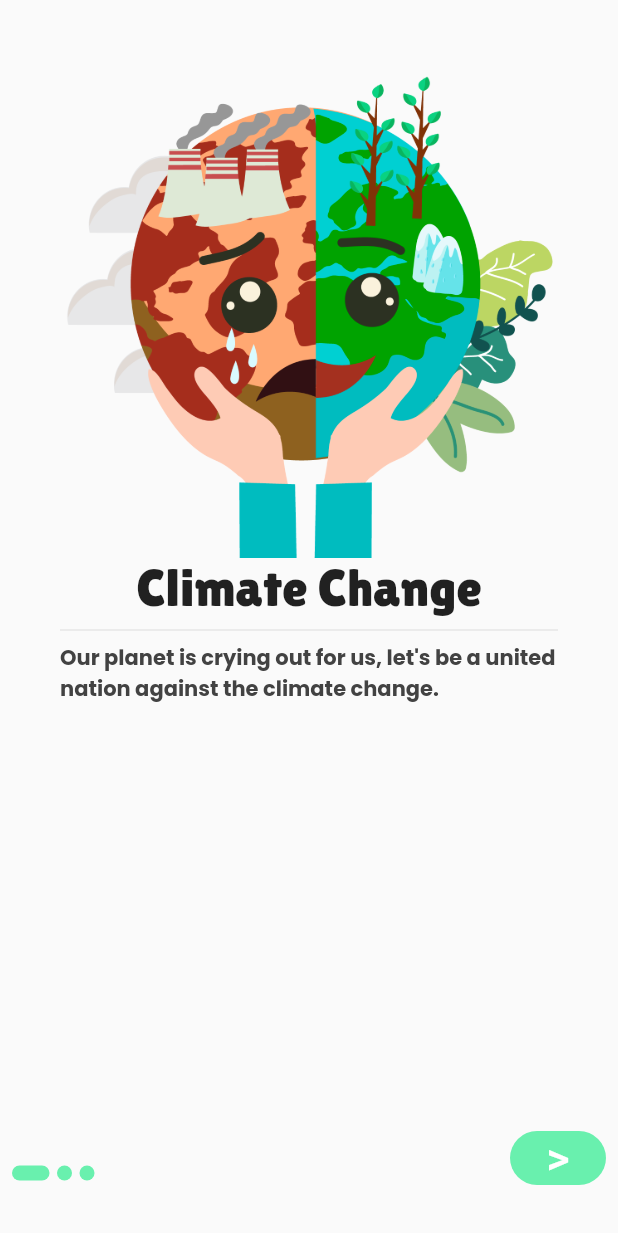
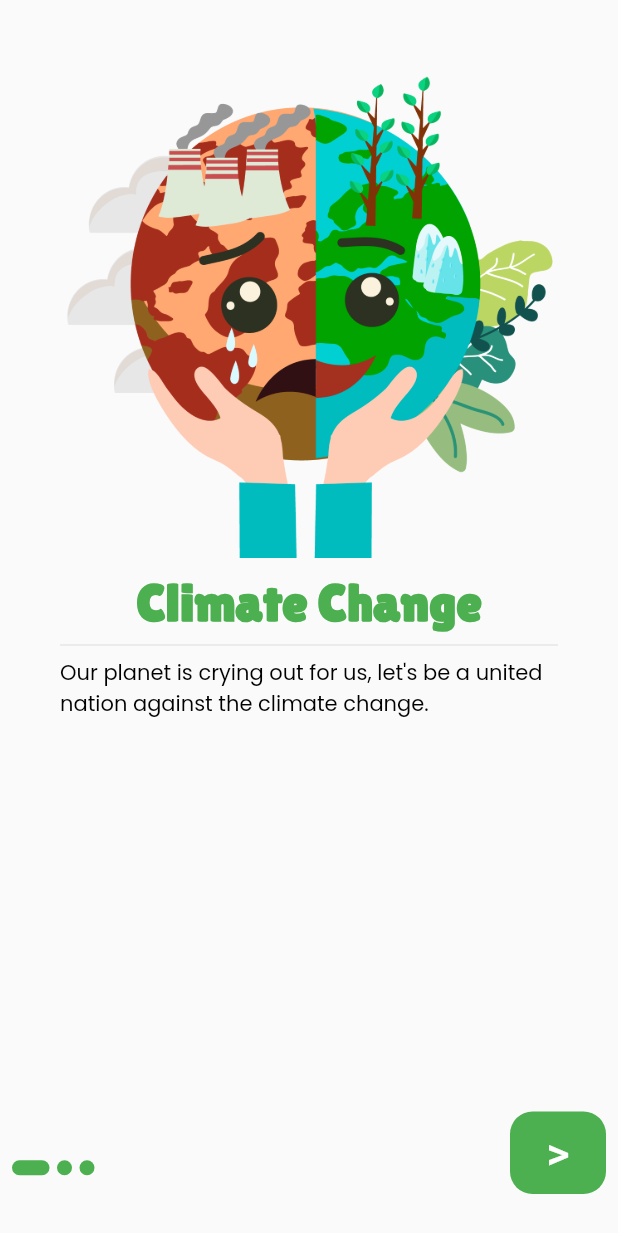
Before and after one commit to GreenTeam8/eco_friendly, a Flutter app: the screen it shows after launch, on a phone screen of 412 x 824 dp. Shown: the top 1233 px of the screen. Run offline on Flutter 3.47's test engine with Material 2 defaults, Android fonts, the light colour scheme and no system bars; our stand-ins replace animated_splash_screen, get, lottie, page_transition.

Commit message:
W_repo2
Editing theme, onboarding screen

```diff
--- a/lib/main.dart
+++ b/lib/main.dart
@@ -1,3 +1,5 @@
+import 'package:get/get.dart';
+
 import '/view/splash_screen/splash_screen.dart';
 import 'package:flutter/material.dart';
 
@@ -10,11 +12,19 @@ class MyApp extends StatelessWidget {
 
   @override
   Widget build(BuildContext context) {
-    return MaterialApp(
-      title: 'Flutter Demo',
+    return GetMaterialApp(
+      title: 'Eco-Friendly',
       debugShowCheckedModeBanner: false,
       theme: ThemeData(
-        primarySwatch: Colors.blue,
+        fontFamily: 'Poppins',
+        colorScheme: ColorScheme.fromSwatch(primarySwatch: Colors.green).copyWith(secondary: Colors.lightGreenAccent),
+        //canvasColor: const Color.fromRGBO(255, 254, 229, 1),
+        textTheme: ThemeData.light().textTheme.copyWith(
+          bodyText1: TextStyle(color: Colors.green, fontSize: 35, fontFamily: 'LilitaOne',fontWeight: FontWeight.bold),
+          bodyText2: TextStyle(color: Colors.black,),
+        ),
+
+
       ),
       home: SplashScreen(),
     );
--- a/lib/view/onboarding_screen/onboarding_screen.dart
+++ b/lib/view/onboarding_screen/onboarding_screen.dart
@@ -1,6 +1,7 @@
-import 'package:eco_friendly/view/onboarding_screen/onboarding_model.dart';
 import 'package:flutter/material.dart';
-import '../screens/home_screen.dart';
+
+import '/view/onboarding_screen/onboarding_model.dart';
+import '/view/onboarding_screen/onboarding_widgets/button_widget.dart';
 import 'onboarding_widgets/dots_widget.dart';
 
 class OnBoardingScreen extends StatefulWidget {
@@ -11,6 +12,7 @@ class OnBoardingScreen extends StatefulWidget {
 }
 
 class _OnBoardingScreenState extends State<OnBoardingScreen> {
+
   int currentIndex = 0;
   PageController? _controller;
 
@@ -28,9 +30,9 @@ class _OnBoardingScreenState extends State<OnBoardingScreen> {
     super.dispose();
   }
 
-
   @override
   Widget build(BuildContext context) {
+    ThemeData style = Theme.of(context);
     return Scaffold(
       body: Column(
         children: [
@@ -49,10 +51,11 @@ class _OnBoardingScreenState extends State<OnBoardingScreen> {
                     child: Column(
                       children: [
                         Image.asset(onboardingContent[index].imagePath!),
-                        Text(onboardingContent[index].title!, style: TextStyle(fontFamily: 'LilitaOne', fontSize: 35),),
+                        SizedBox(height: 10,),
+                        Text(onboardingContent[index].title!, style: style.textTheme.bodyText1,),
                         Divider(),
                         Text(onboardingContent[index].description!,
-                        style: TextStyle(fontFamily: 'Poppins', fontWeight: FontWeight.bold, color: Colors.grey[800]) ,)
+                        style: style.textTheme.bodyText2,)
                       ],
                     ),
                   );
@@ -61,7 +64,6 @@ class _OnBoardingScreenState extends State<OnBoardingScreen> {
           Padding(
             padding: const EdgeInsets.all(8.0),
             child: Row(
-              //textBaseline: TextBaseline.alphabetic,
               mainAxisSize: MainAxisSize.min,
               children: [
                 Expanded(
@@ -74,27 +76,11 @@ class _OnBoardingScreenState extends State<OnBoardingScreen> {
                 Container(
                   margin: EdgeInsets.only(bottom: 20),
                   alignment: Alignment.bottomRight,
-                  child: ElevatedButton(
-                    style: ButtonStyle(
-                      backgroundColor: MaterialStateProperty.all(Colors.greenAccent),
-                      shape: MaterialStateProperty.all(RoundedRectangleBorder(borderRadius: BorderRadius.circular(20))),
-                      elevation: MaterialStateProperty.all(0),
-                      //padding: MaterialStateProperty.all(EdgeInsets.symmetric(horizontal: 50))
-                    ),
-                    child: Text(currentIndex == onboardingContent.length-1 ?'Home':'>', style: TextStyle(fontSize: 30),),
-                    onPressed: (){
-                      if(currentIndex == onboardingContent.length -1){
-                        Navigator.pushReplacement(context, MaterialPageRoute(builder: (context) => HomeScreen(),));
-                      }
-                      _controller!.nextPage(duration: Duration(milliseconds: 100), curve: Curves.bounceIn);
-                    },
-                  ),
+                  child: ButtonWidget(style: style, currentIndex: currentIndex, controller: _controller),
                 )
-
             ],
             ),
           ),
-
 
         ],
       ),
--- /dev/null
+++ b/lib/view/onboarding_screen/onboarding_widgets/button_widget.dart
@@ -0,0 +1,36 @@
+import 'package:flutter/material.dart';
+
+import '../../screens/home_screen.dart';
+import '../onboarding_model.dart';
+
+class ButtonWidget extends StatelessWidget {
+  const ButtonWidget({
+    Key? key,
+    required this.style,
+    required this.currentIndex,
+    required PageController? controller,
+  }) : _controller = controller, super(key: key);
+
+  final ThemeData style;
+  final int currentIndex;
+  final PageController? _controller;
+
+  @override
+  Widget build(BuildContext context) {
+    return ElevatedButton(
+      style: ButtonStyle(
+        backgroundColor: MaterialStateProperty.all(style.colorScheme.primary),
+        shape: MaterialStateProperty.all(RoundedRectangleBorder(borderRadius: BorderRadius.circular(15))),
+        elevation: MaterialStateProperty.all(0),
+        padding: MaterialStateProperty.all(EdgeInsets.all( 10))
+      ),
+      child: Text(currentIndex == onboardingContent.length-1 ?'Home':'>', style: const TextStyle(fontSize: 30),),
+      onPressed: (){
+        if(currentIndex == onboardingContent.length -1){
+          Navigator.pushReplacement(context, MaterialPageRoute(builder: (context) => HomeScreen(),));
+        }
+        _controller!.nextPage(duration: const Duration(milliseconds: 100), curve: Curves.bounceIn);
+      },
+    );
+  }
+}
--- a/lib/view/onboarding_screen/onboarding_widgets/dots_widget.dart
+++ b/lib/view/onboarding_screen/onboarding_widgets/dots_widget.dart
@@ -14,7 +14,7 @@ class dotsBuilder extends StatelessWidget {
       margin: EdgeInsets.only(right: 5),
       decoration: BoxDecoration(
           borderRadius: BorderRadius.circular(20),
-          color: Colors.greenAccent
+          color: Theme.of(context).colorScheme.primary
       ),
     );
   }
--- a/lib/view/splash_screen/splash_screen.dart
+++ b/lib/view/splash_screen/splash_screen.dart
@@ -10,6 +10,9 @@ class SplashScreen extends StatelessWidget {
 
   @override
   Widget build(BuildContext context) {
+
+    ThemeData style = Theme.of(context);
+
     return AnimatedSplashScreen(
         splash: Column(
           ///here we created a column of the splash_screen screen content
@@ -17,7 +20,7 @@ class SplashScreen extends StatelessWidget {
           children: [
             Lottie.asset('assets/json/splash_animation.json',),
             //Image.asset('assets/images/tree_animation.png'),
-            Text('Eco-Friendly', style:TextStyle(fontSize: 40, fontFamily: 'LilitaOne'),)
+            Text('Eco-Friendly', style: style.textTheme.bodyText1,)
           ],
         ),
         ///specifying the splash_screen icon size
--- a/pubspec.yaml
+++ b/pubspec.yaml
@@ -38,6 +38,7 @@ dependencies:
   cupertino_icons: ^1.0.2
   animated_splash_screen: ^1.3.0
   lottie: ^1.4.2
+  get: ^4.6.5
 
 
 dev_dependencies:
```
Also changed, not shown: pubspec.lock.
